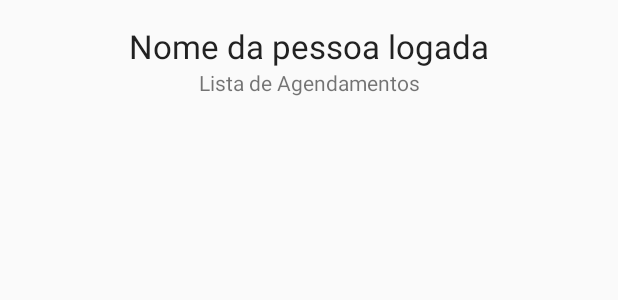
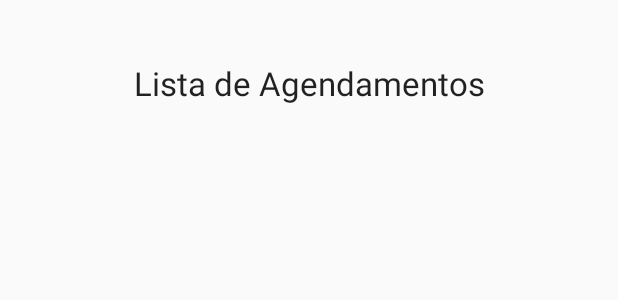
Before and after one commit to MichelCordeiro/PROVA-TIME-C, an Android app: the layout activity_main.xml on its own in the app's theme, with its tools: preview values and no code run, on a phone screen of 412 x 824 dp. Shown: the top 300 px of the screen. Run offline under Robolectric (Android 15) with nearby library versions, the light colour scheme and no system bars.

Commit message:
Desenvolvendo o Android: logout

```diff
--- a/Mobile/Android/Ceuma/app/src/main/AndroidManifest.xml
+++ b/Mobile/Android/Ceuma/app/src/main/AndroidManifest.xml
@@ -15,7 +15,7 @@
         android:supportsRtl="true"
         android:theme="@style/AppTheme" >
         <activity
-            android:name=".MainActivity"
+            android:name=".LoginActivity"
             android:label="@string/app_name" >
             <intent-filter>
                 <action android:name="android.intent.action.MAIN" />
@@ -23,7 +23,7 @@
                 <category android:name="android.intent.category.LAUNCHER" />
             </intent-filter>
         </activity>
-        <activity android:name=".LoginActivity" />
+        <activity android:name=".MainActivity" />
     </application>
 
 </manifest>
--- a/Mobile/Android/Ceuma/app/src/main/res/layout/activity_main.xml
+++ b/Mobile/Android/Ceuma/app/src/main/res/layout/activity_main.xml
@@ -14,9 +14,8 @@
     <TextView
         android:layout_width="match_parent"
         android:layout_height="wrap_content"
-        android:textAppearance="?android:attr/textAppearanceLarge"
-        android:text="@string/Titulo"
-        android:id="@+id/textView"
+        android:textAppearance="?android:attr/textAppearanceMedium"
+        android:id="@+id/tvNomeLogin"
         android:layout_alignParentTop="true"
         android:layout_alignParentLeft="true"
         android:layout_alignParentStart="true"
@@ -25,11 +24,11 @@
     <TextView
         android:layout_width="match_parent"
         android:layout_height="wrap_content"
-        android:textAppearance="?android:attr/textAppearanceSmall"
+        android:textAppearance="?android:attr/textAppearanceLarge"
         android:text="@string/lista"
         android:id="@+id/textView2"
         android:textAlignment="center"
-        android:layout_below="@+id/textView"
+        android:layout_below="@+id/tvNomeLogin"
         android:layout_alignParentLeft="true"
         android:layout_alignParentStart="true" />
 
```
Also changed, not shown: Mobile/Android/Ceuma/app/src/main/java/br/com/timec/ceuma/MainActivity.java (+34 -3 lines), Mobile/Android/Ceuma/app/src/main/res/layout/activity_itens.xml (+11 -12 lines), Mobile/Android/Ceuma/app/src/main/res/menu/main.xml (added, +8 -0 lines).
